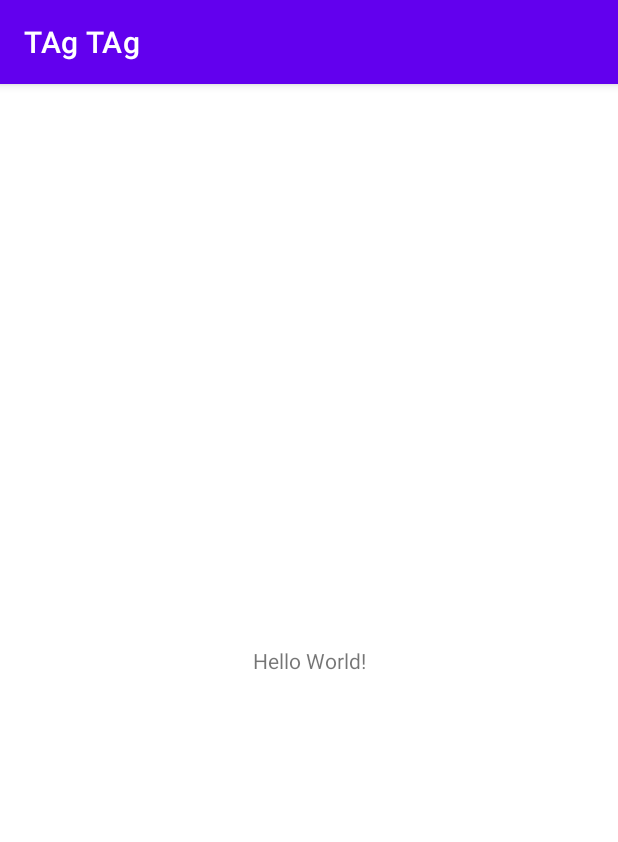
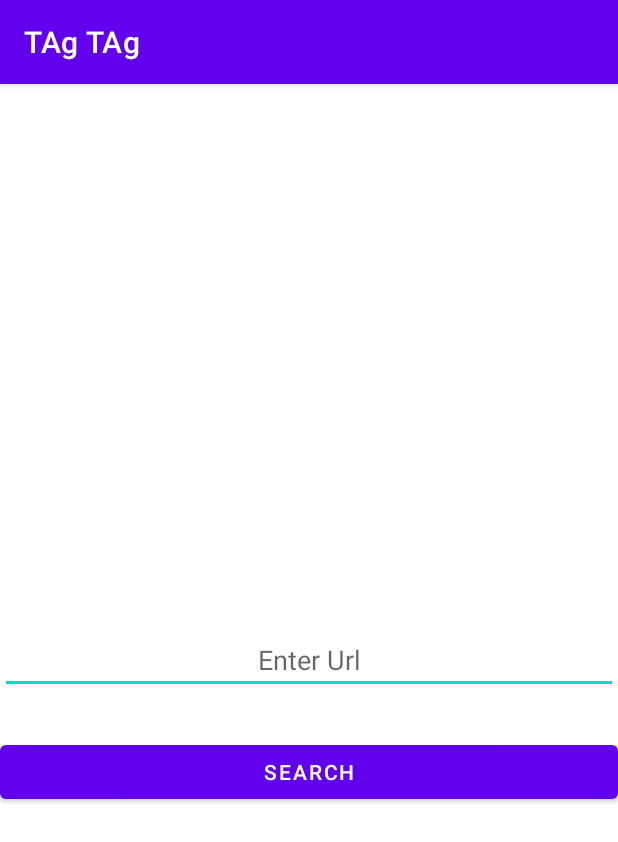
Before and after one commit to oneRicoder/TAg-TAg, an Android app: the screen it shows after launch (MainActivity), on a phone screen of 412 x 824 dp. Shown: the top 842 px of the screen. Run offline under Robolectric (Android 15) with nearby library versions, the phone set to English and light mode, and no system bars.

```diff
--- a/app/build.gradle
+++ b/app/build.gradle
@@ -1,6 +1,7 @@
 plugins {
     id 'com.android.application'
     id 'org.jetbrains.kotlin.android'
+    id 'kotlin-android-extensions'
 }
 
 android {
--- a/app/src/main/java/com/example/tagtag/CallApi.kt
+++ b/app/src/main/java/com/example/tagtag/CallApi.kt
@@ -3,8 +3,14 @@ package com.example.tagtag
 import com.example.tagtag.json.VideoDetails
 import retrofit2.Call
 import retrofit2.http.GET
+import retrofit2.http.Path
+import retrofit2.http.Query
 
 interface CallApi {
-    @GET("youtube/v3/videos?part=snippet&id=2k7aHIDQc1s&key=AIzaSyDcMzWLqlRMYqH3LaYih3ykwp25zcvhVA0")
-    fun callVideoApi(): Call<VideoDetails>
+    @GET("youtube/v3/videos")
+    fun callVideoApi(
+        @Query("part") part: String,
+        @Query("id") id: String,
+        @Query("key") apiKey: String
+    ): Call<VideoDetails>
 }
--- a/app/src/main/res/layout/activity_main.xml
+++ b/app/src/main/res/layout/activity_main.xml
@@ -6,13 +6,26 @@
     android:layout_height="match_parent"
     tools:context=".MainActivity">
 
-    <TextView
-        android:layout_width="wrap_content"
+    <EditText
+        android:id="@+id/editText"
+        android:layout_width="match_parent"
         android:layout_height="wrap_content"
-        android:text="Hello World!"
+        android:gravity="center"
+        android:hint="Enter Url"
         app:layout_constraintBottom_toBottomOf="parent"
-        app:layout_constraintLeft_toLeftOf="parent"
-        app:layout_constraintRight_toRightOf="parent"
+        app:layout_constraintEnd_toEndOf="parent"
+        app:layout_constraintStart_toStartOf="parent"
         app:layout_constraintTop_toTopOf="parent" />
 
+    <Button
+        android:id="@+id/search_btn"
+        android:layout_width="match_parent"
+        android:layout_height="wrap_content"
+        android:layout_marginTop="28dp"
+        android:text="Search"
+        app:layout_constraintEnd_toEndOf="parent"
+        app:layout_constraintHorizontal_bias="0.0"
+        app:layout_constraintStart_toStartOf="parent"
+        app:layout_constraintTop_toBottomOf="@+id/editText" />
+
 </androidx.constraintlayout.widget.ConstraintLayout>
```
Also changed, not shown: app/src/main/java/com/example/tagtag/MainActivity.kt (+46 -11 lines).
